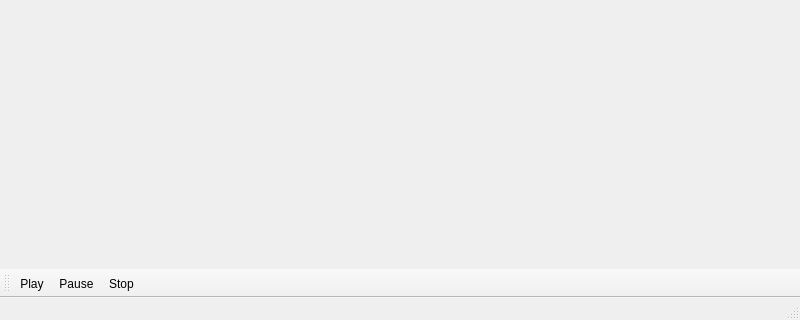
This is src/gui/graph/graphwindow.ui in MATF-RS20/RS013-djiki as Qt 5 draws it before an edit; both pictures show x 0 to 800 and y 280 to 600 of the 800 by 600 pixel window. The edited form follows.
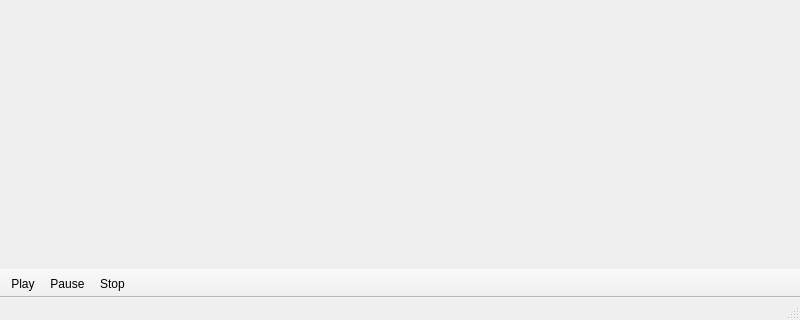
This is the edited form. Icons and pictures are not drawn.

Commit message: Added actions and toolbar to collection window

Diff of the .ui file:
```diff
--- a/src/gui/graph/graphwindow.ui
+++ b/src/gui/graph/graphwindow.ui
@@ -72,6 +72,12 @@
    <property name="windowTitle">
     <string>toolBar</string>
    </property>
+   <property name="movable">
+    <bool>false</bool>
+   </property>
+   <property name="allowedAreas">
+    <set>Qt::BottomToolBarArea</set>
+   </property>
    <property name="iconSize">
     <size>
      <width>30</width>
```
Left out of the diff: 8 changed lines with no effect on the pictures. The commit also changes 7 other files.
